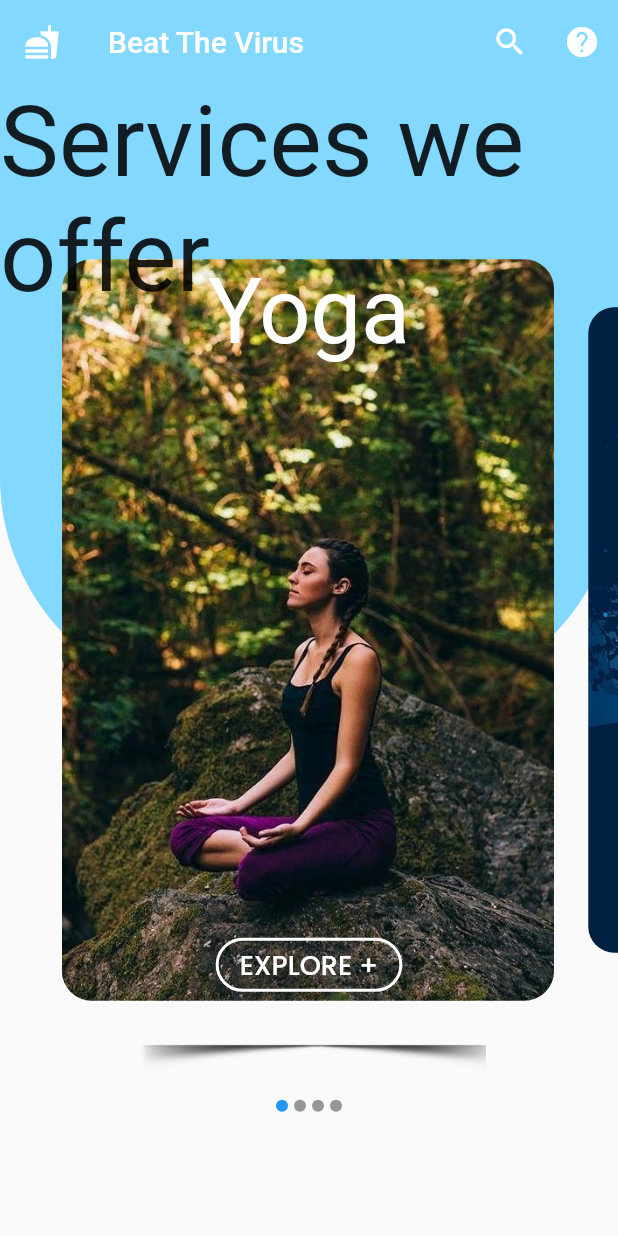
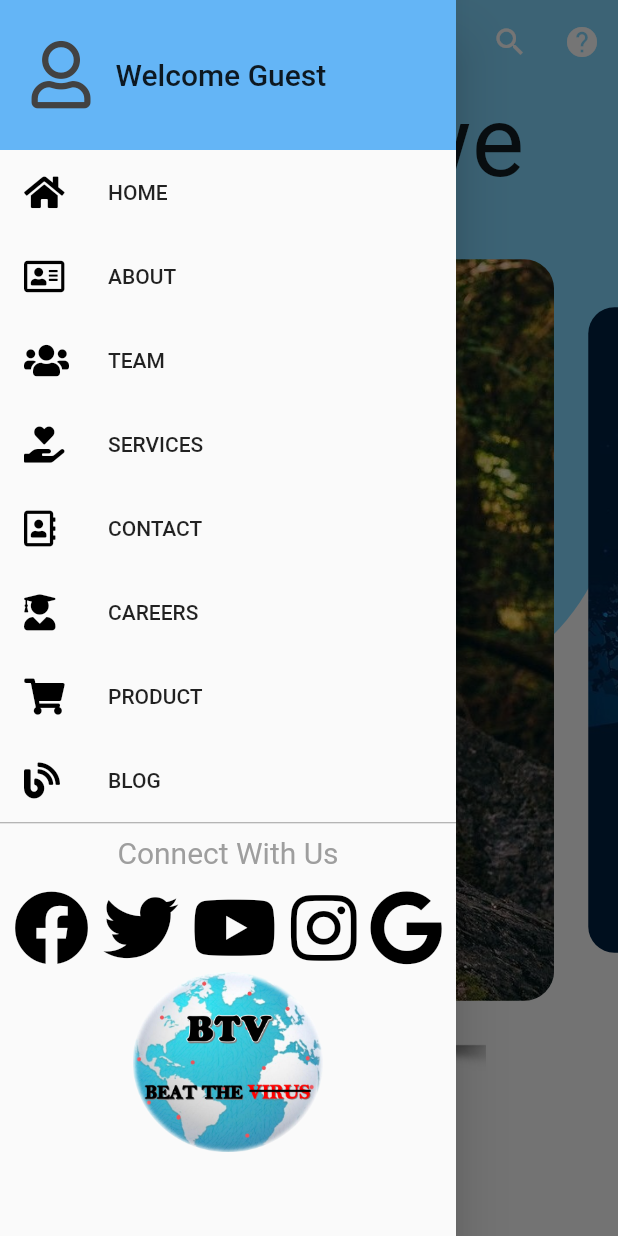
Before and after one commit to BeatTheVirusStartup/Beat-The-Virus-App, a Flutter app: the Services screen opened directly, after a tap on the "fastfood" icon, on a phone screen of 412 x 824 dp. Run offline on Flutter 3.47's test engine with Material 2 defaults, Android fonts, the phone set to English and light mode, and no system bars; drawn by our look-alikes of carousel_slider; our stand-ins replace font_awesome_flutter, google_fonts; Roboto replaces fonts that are missing (Forte, Vivaldi).

Commit message:
Minor Changes

```diff
--- a/lib/screens/Services.dart
+++ b/lib/screens/Services.dart
@@ -1,3 +1,4 @@
+import 'package:beat_the_virus/widgets/DrawerItems.dart';
 import 'package:carousel_slider/carousel_slider.dart';
 import 'package:flutter/material.dart';
 import 'package:google_fonts/google_fonts.dart';
@@ -15,6 +16,9 @@ class _ServicesState extends State<Services> {
   @override
   Widget build(BuildContext context) {
     return Scaffold(
+        drawer: Drawer(
+          child: DrawerItems(),
+        ),
         appBar: AppBar(
             title: Text("Beat The Virus"),
             elevation: 0,
--- a/lib/widgets/DrawerItems.dart
+++ b/lib/widgets/DrawerItems.dart
@@ -1,3 +1,4 @@
+import 'package:beat_the_virus/main.dart';
 import 'package:beat_the_virus/screens/Services.dart';
 import 'package:flutter/material.dart';
 import '../aboutus.dart';
@@ -27,7 +28,8 @@ class _DrawerItemsState extends State<DrawerItems> {
                   title:
                       Text('Welcome Guest', style: TextStyle(fontSize: 20))))),
       ListTile(
-        onTap: () {},
+        onTap: () => Navigator.of(context).pushReplacement(
+            MaterialPageRoute(builder: (ctx) => BeatTheVirus())),
         leading: FaIcon(FontAwesomeIcons.home, color: Colors.black),
         title: Text('HOME'),
       ),
```
